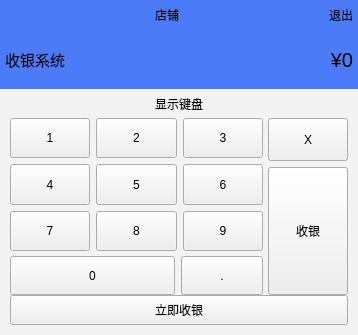
First picture: the form in View/cashregisterkeyboard.ui, repository CodePeasant3/IPAY, before the edit.
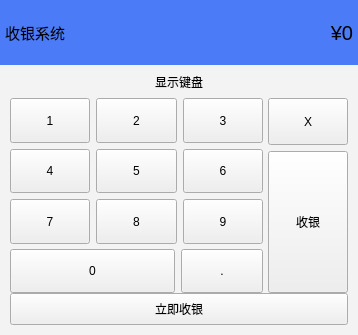
Second picture: the form after the edit. Custom widgets are drawn as their Qt base class.

```diff
--- a/View/cashregisterkeyboard.ui
+++ b/View/cashregisterkeyboard.ui
@@ -28,7 +28,7 @@
 	background-color: rgb(243, 243, 243);
 }</string>
   </property>
-  <layout class="QVBoxLayout" name="verticalLayout" stretch="1,2,1,6,1">
+  <layout class="QVBoxLayout" name="verticalLayout" stretch="2,1,6,1">
    <property name="spacing">
     <number>0</number>
    </property>
@@ -44,67 +44,6 @@
    <property name="bottomMargin">
     <number>10</number>
    </property>
-   <item>
-    <widget class="QWidget" name="widget" native="true">
-     <layout class="QHBoxLayout" name="horizontalLayout">
-      <property name="spacing">
-       <number>0</number>
-      </property>
-      <property name="leftMargin">
-       <number>5</number>
-      </property>
-      <property name="topMargin">
-       <number>0</number>
-      </property>
-      <property name="rightMargin">
-       <number>5</number>
-      </property>
-      <property name="bottomMargin">
-       <number>0</number>
-      </property>
-      <item>
-       <spacer name="horizontalSpacer">
-        <property name="orientation">
-         <enum>Qt::Horizontal</enum>
-        </property>
-        <property name="sizeHint" stdset="0">
-         <size>
-          <width>151</width>
-          <height>20</height>
-         </size>
-        </property>
-       </spacer>
-      </item>
-      <item>
-       <widget class="QLabel" name="label_store">
-        <property name="text">
-         <string>店铺</string>
-        </property>
-       </widget>
-      </item>
-      <item>
-       <spacer name="horizontalSpacer_2">
-        <property name="orientation">
-         <enum>Qt::Horizontal</enum>
-        </property>
-        <property name="sizeHint" stdset="0">
-         <size>
-          <width>151</width>
-          <height>20</height>
-         </size>
-        </property>
-       </spacer>
-      </item>
-      <item>
-       <widget class="ClickableLabel" name="label_exit">
-        <property name="text">
-         <string>退出</string>
-        </property>
-       </widget>
-      </item>
-     </layout>
-    </widget>
-   </item>
    <item>
     <widget class="QWidget" name="widget_2" native="true">
      <layout class="QHBoxLayout" name="horizontalLayout_2" stretch="2,7">
```
